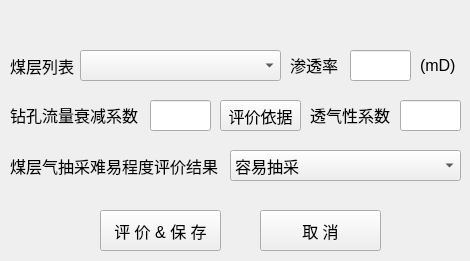
Qt form python/cbm/uifiles/difficult_eval_dlg.ui (wyrover/cbm) before a commit.
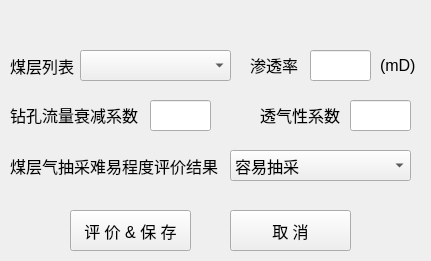
The same form after that commit. Icons and pictures are not drawn.

```diff
--- a/python/cbm/uifiles/difficult_eval_dlg.ui
+++ b/python/cbm/uifiles/difficult_eval_dlg.ui
@@ -6,7 +6,7 @@
    <rect>
     <x>0</x>
     <y>0</y>
-    <width>470</width>
+    <width>431</width>
     <height>261</height>
    </rect>
   </property>
@@ -27,14 +27,14 @@
     <rect>
      <x>0</x>
      <y>30</y>
-     <width>471</width>
+     <width>431</width>
      <height>231</height>
     </rect>
    </property>
    <widget class="QPushButton" name="cancel">
     <property name="geometry">
      <rect>
-      <x>260</x>
+      <x>230</x>
       <y>180</y>
       <width>121</width>
       <height>41</height>
@@ -47,7 +47,7 @@
    <widget class="QLineEdit" name="permeability_lambda">
     <property name="geometry">
      <rect>
-      <x>400</x>
+      <x>350</x>
       <y>70</y>
       <width>61</width>
       <height>31</height>
@@ -70,7 +70,7 @@
    <widget class="QLabel" name="label_14">
     <property name="geometry">
      <rect>
-      <x>290</x>
+      <x>250</x>
       <y>20</y>
       <width>51</width>
       <height>31</height>
@@ -93,23 +93,10 @@
      <string>&lt;html&gt;&lt;head/&gt;&lt;body&gt;&lt;p&gt;钻孔流量衰减系数&lt;/p&gt;&lt;/body&gt;&lt;/html&gt;</string>
     </property>
    </widget>
-   <widget class="QPushButton" name="eval_proof">
-    <property name="geometry">
-     <rect>
-      <x>220</x>
-      <y>70</y>
-      <width>81</width>
-      <height>31</height>
-     </rect>
-    </property>
-    <property name="text">
-     <string>评价依据</string>
-    </property>
-   </widget>
    <widget class="QLineEdit" name="permeability_k">
     <property name="geometry">
      <rect>
-      <x>350</x>
+      <x>310</x>
       <y>20</y>
       <width>61</width>
       <height>31</height>
@@ -119,7 +106,7 @@
    <widget class="QPushButton" name="eval">
     <property name="geometry">
      <rect>
-      <x>100</x>
+      <x>70</x>
       <y>180</y>
       <width>121</width>
       <height>41</height>
@@ -144,7 +131,7 @@
      <rect>
       <x>230</x>
       <y>120</y>
-      <width>231</width>
+      <width>181</width>
       <height>31</height>
      </rect>
     </property>
@@ -184,7 +171,7 @@
      <rect>
       <x>80</x>
       <y>20</y>
-      <width>201</width>
+      <width>151</width>
       <height>31</height>
      </rect>
     </property>
@@ -192,7 +179,7 @@
    <widget class="QLabel" name="label_15">
     <property name="geometry">
      <rect>
-      <x>310</x>
+      <x>260</x>
       <y>70</y>
       <width>91</width>
       <height>31</height>
@@ -218,7 +205,7 @@
    <widget class="QLabel" name="label_3">
     <property name="geometry">
      <rect>
-      <x>420</x>
+      <x>380</x>
       <y>20</y>
       <width>41</width>
       <height>31</height>
@@ -228,13 +215,33 @@
      <string>(mD)</string>
     </property>
    </widget>
+   <widget class="QPushButton" name="eval_proof_cacl">
+    <property name="geometry">
+     <rect>
+      <x>220</x>
+      <y>70</y>
+      <width>31</width>
+      <height>31</height>
+     </rect>
+    </property>
+    <property name="text">
+     <string/>
+    </property>
+    <property name="icon">
+     <iconset resource="../usecad.qrc">
+      <normaloff>:/images/udpate.png</normaloff>:/images/udpate.png</iconset>
+    </property>
+    <property name="flat">
+     <bool>true</bool>
+    </property>
+   </widget>
   </widget>
   <widget class="QWidget" name="widget_title" native="true">
    <property name="geometry">
     <rect>
      <x>0</x>
      <y>0</y>
-     <width>471</width>
+     <width>431</width>
      <height>31</height>
     </rect>
    </property>
@@ -275,7 +282,7 @@
      <rect>
       <x>40</x>
       <y>0</y>
-      <width>381</width>
+      <width>341</width>
       <height>31</height>
      </rect>
     </property>
@@ -298,7 +305,7 @@
    <widget class="QPushButton" name="btnMenu_Close">
     <property name="geometry">
      <rect>
-      <x>430</x>
+      <x>390</x>
       <y>0</y>
       <width>41</width>
       <height>31</height>
```
